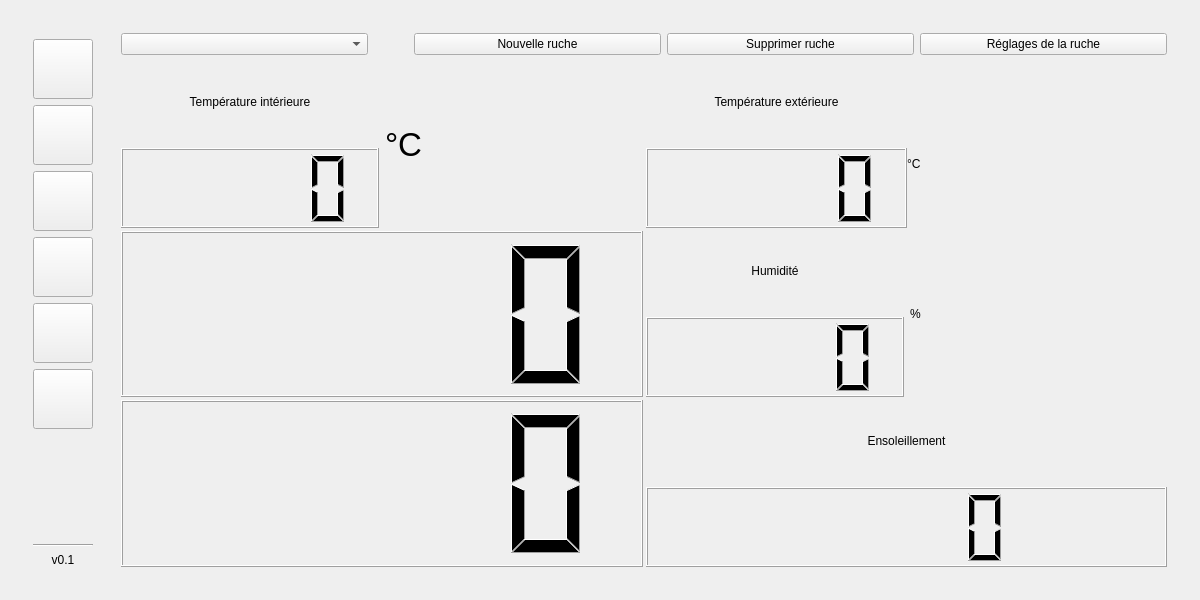
The window that trunk/beehoneyt-desktop/ihm.ui (zayfix/beehoneyt) describes before a commit, drawn with Qt 5.
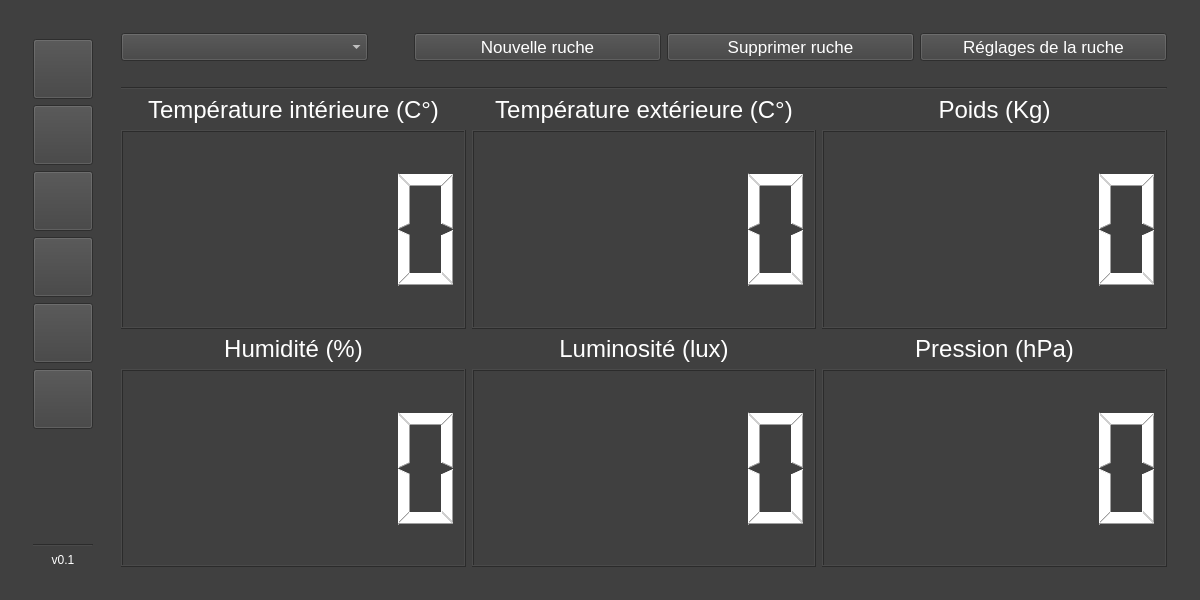
The same window after the commit. The open tabs and pages were chosen to show the change. Icons and pictures are not drawn. Custom widgets are drawn as their Qt base class.

Patch:
```diff
--- a/trunk/beehoneyt-desktop/ihm.ui
+++ b/trunk/beehoneyt-desktop/ihm.ui
@@ -16,6 +16,13 @@
   <property name="windowTitle">
    <string>Bee-honey't</string>
   </property>
+  <property name="windowIcon">
+   <iconset resource="ico.qrc">
+    <normaloff>:/ruches.png</normaloff>:/ruches.png</iconset>
+  </property>
+  <property name="styleSheet">
+   <string notr="true">background:#404040;color:white;</string>
+  </property>
   <widget class="QWidget" name="centralWidget">
    <layout class="QHBoxLayout" name="horizontalLayout_4">
     <item>
@@ -63,8 +70,8 @@
               </property>
               <property name="iconSize">
                <size>
-                <width>50</width>
-                <height>50</height>
+                <width>45</width>
+                <height>45</height>
                </size>
               </property>
              </widget>
@@ -216,6 +223,9 @@
             </item>
             <item>
              <widget class="QLabel" name="label_version">
+              <property name="styleSheet">
+               <string notr="true">color:white;</string>
+              </property>
               <property name="text">
                <string>v0.1</string>
               </property>
@@ -240,6 +250,9 @@
        </item>
        <item>
         <widget class="QStackedWidget" name="stackedWidget">
+         <property name="styleSheet">
+          <string notr="true"/>
+         </property>
          <property name="currentIndex">
           <number>5</number>
          </property>
@@ -247,8 +260,20 @@
           <layout class="QVBoxLayout" name="verticalLayout_3">
            <item>
             <layout class="QHBoxLayout" name="horizontalLayout_5">
+             <property name="bottomMargin">
+              <number>20</number>
+             </property>
              <item>
-              <widget class="QComboBox" name="comboBox_liste_ruches"/>
+              <widget class="QComboBox" name="comboBox_liste_ruches">
+               <property name="font">
+                <font>
+                 <pointsize>13</pointsize>
+                </font>
+               </property>
+               <property name="styleSheet">
+                <string notr="true">color:white;</string>
+               </property>
+              </widget>
              </item>
              <item>
               <spacer name="horizontalSpacer">
@@ -268,6 +293,14 @@
              </item>
              <item>
               <widget class="QPushButton" name="pushButton_nouvelle_ruche">
+               <property name="font">
+                <font>
+                 <pointsize>13</pointsize>
+                </font>
+               </property>
+               <property name="styleSheet">
+                <string notr="true">color:white;</string>
+               </property>
                <property name="text">
                 <string>Nouvelle ruche</string>
                </property>
@@ -275,6 +308,14 @@
              </item>
              <item>
               <widget class="QPushButton" name="pushButton_supprimer_ruche">
+               <property name="font">
+                <font>
+                 <pointsize>13</pointsize>
+                </font>
+               </property>
+               <property name="styleSheet">
+                <string notr="true">color:white;</string>
+               </property>
                <property name="text">
                 <string>Supprimer ruche</string>
                </property>
@@ -282,6 +323,14 @@
              </item>
              <item>
               <widget class="QPushButton" name="pushButton_reglage">
+               <property name="font">
+                <font>
+                 <pointsize>13</pointsize>
+                </font>
+               </property>
+               <property name="styleSheet">
+                <string notr="true">color:white;</string>
+               </property>
                <property name="text">
                 <string>Réglages de la ruche</string>
                </property>
@@ -289,168 +338,251 @@
              </item>
             </layout>
            </item>
+           <item>
+            <widget class="Line" name="line_2">
+             <property name="orientation">
+              <enum>Qt::Horizontal</enum>
+             </property>
+            </widget>
+           </item>
            <item>
             <layout class="QGridLayout" name="gridLayout_2">
-             <property name="spacing">
-              <number>3</number>
-             </property>
-             <item row="3" column="2">
-              <layout class="QVBoxLayout" name="verticalLayout_13">
-               <item>
-                <layout class="QVBoxLayout" name="verticalLayout_14">
-                 <item>
-                  <widget class="QLabel" name="label_15">
-                   <property name="text">
-                    <string>Ensoleillement</string>
-                   </property>
-                   <property name="alignment">
-                    <set>Qt::AlignCenter</set>
-                   </property>
-                  </widget>
-                 </item>
-                 <item>
-                  <widget class="QLCDNumber" name="lcdNumber_ensoleillement"/>
-                 </item>
-                </layout>
-               </item>
-              </layout>
-             </item>
-             <item row="0" column="2">
-              <layout class="QHBoxLayout" name="horizontalLayout_7">
-               <property name="spacing">
-                <number>0</number>
-               </property>
-               <item>
-                <layout class="QVBoxLayout" name="verticalLayout_8">
-                 <item>
-                  <widget class="QLabel" name="label_6">
-                   <property name="text">
-                    <string>Température extérieure</string>
-                   </property>
-                   <property name="alignment">
-                    <set>Qt::AlignCenter</set>
-                   </property>
-                  </widget>
-                 </item>
-                 <item>
-                  <widget class="QLCDNumber" name="lcdNumber_temperature_exterieure"/>
-                 </item>
-                </layout>
-               </item>
-               <item>
-                <layout class="QVBoxLayout" name="verticalLayout_16">
-                 <item>
-                  <spacer name="verticalSpacer_2">
-                   <property name="orientation">
-                    <enum>Qt::Vertical</enum>
-                   </property>
-                   <property name="sizeType">
-                    <enum>QSizePolicy::Minimum</enum>
-                   </property>
-                   <property name="sizeHint" stdset="0">
-                    <size>
-                     <width>20</width>
-                     <height>39</height>
-                    </size>
-                   </property>
-                  </spacer>
-                 </item>
-                 <item>
-                  <widget class="QLabel" name="label_5">
-                   <property name="text">
-                    <string>°C</string>
-                   </property>
-                  </widget>
-                 </item>
-                </layout>
-               </item>
-              </layout>
-             </item>
-             <item row="1" column="2">
-              <layout class="QHBoxLayout" name="horizontalLayout_21">
-               <item>
-                <layout class="QVBoxLayout" name="verticalLayout_12">
-                 <item>
-                  <widget class="QLabel" name="label_13">
-                   <property name="text">
-                    <string>Humidité</string>
-                   </property>
-                   <property name="alignment">
-                    <set>Qt::AlignCenter</set>
-                   </property>
-                  </widget>
-                 </item>
-                 <item>
-                  <widget class="QLCDNumber" name="lcdNumber_humidite"/>
-                 </item>
-                </layout>
-               </item>
-               <item>
-                <widget class="QLabel" name="label_14">
-                 <property name="text">
-                  <string>%</string>
-                 </property>
-                </widget>
-               </item>
-              </layout>
-             </item>
              <item row="0" column="0">
-              <layout class="QGridLayout" name="gridLayout_3">
-               <item row="0" column="0">
-                <layout class="QVBoxLayout" name="verticalLayout_7">
-                 <item>
-                  <widget class="QLabel" name="label_4">
-                   <property name="maximumSize">
-                    <size>
-                     <width>1677215</width>
-                     <height>16777215</height>
-                    </size>
-                   </property>
-                   <property name="text">
-                    <string>Température intérieure</string>
-                   </property>
-                   <property name="alignment">
-                    <set>Qt::AlignCenter</set>
-                   </property>
-                  </widget>
-                 </item>
-                 <item>
-                  <widget class="QLCDNumber" name="lcdNumber_temperature_interieure"/>
-                 </item>
-                </layout>
+              <layout class="QVBoxLayout" name="verticalLayout_7">
+               <item>
+                <widget class="QLabel" name="label_2">
+                 <property name="maximumSize">
+                  <size>
+                   <width>16777215</width>
+                   <height>28</height>
+                  </size>
+                 </property>
+                 <property name="font">
+                  <font>
+                   <pointsize>18</pointsize>
+                  </font>
+                 </property>
+                 <property name="styleSheet">
+                  <string notr="true">color:white;</string>
+                 </property>
+                 <property name="text">
+                  <string>Température intérieure (C°)</string>
+                 </property>
+                 <property name="alignment">
+                  <set>Qt::AlignCenter</set>
+                 </property>
+                </widget>
                </item>
-               <item row="0" column="1">
-                <layout class="QVBoxLayout" name="verticalLayout_15">
-                 <item>
-                  <widget class="QLabel" name="label_2">
-                   <property name="font">
-                    <font>
-                     <pointsize>25</pointsize>
-                    </font>
-                   </property>
-                   <property name="layoutDirection">
-                    <enum>Qt::LeftToRight</enum>
-                   </property>
-                   <property name="frameShadow">
-                    <enum>QFrame::Plain</enum>
-                   </property>
-                   <property name="text">
-                    <string>°C</string>
-                   </property>
-                   <property name="alignment">
-                    <set>Qt::AlignLeading|Qt::AlignLeft|Qt::AlignVCenter</set>
-                   </property>
-                  </widget>
-                 </item>
-                </layout>
+               <item>
+                <widget class="QLCDNumber" name="lcdNumber_temperature_interieure">
+                 <property name="styleSheet">
+                  <string notr="true">color:white;</string>
+                 </property>
+                 <property name="digitCount">
+                  <number>5</number>
+                 </property>
+                </widget>
+               </item>
+              </layout>
+             </item>
+             <item row="0" column="1">
+              <layout class="QVBoxLayout" name="verticalLayout_8">
+               <item>
+                <widget class="QLabel" name="label_4">
+                 <property name="maximumSize">
+                  <size>
+                   <width>16777215</width>
+                   <height>28</height>
+                  </size>
+                 </property>
+                 <property name="font">
+                  <font>
+                   <pointsize>18</pointsize>
+                  </font>
+                 </property>
+                 <property name="styleSheet">
+                  <string notr="true">color:white;</string>
+                 </property>
+                 <property name="text">
+                  <string>Température extérieure (C°)</string>
+                 </property>
+                 <property name="alignment">
+                  <set>Qt::AlignCenter</set>
+                 </property>
+                </widget>
+               </item>
+               <item>
+                <widget class="QLCDNumber" name="lcdNumber_temperature_exterieure">
+                 <property name="styleSheet">
+                  <string notr="true">color:white;</string>
+                 </property>
+                 <property name="digitCount">
+                  <number>5</number>
+                 </property>
+                </widget>
+               </item>
+              </layout>
+             </item>
+             <item row="0" column="2">
+              <layout class="QVBoxLayout" name="verticalLayout_10">
+               <item>
+                <widget class="QLabel" name="label_5">
+                 <property name="maximumSize">
+                  <size>
+                   <width>16777215</width>
+                   <height>28</height>
+                  </size>
+                 </property>
+                 <property name="font">
+                  <font>
+                   <pointsize>18</pointsize>
+                  </font>
+                 </property>
+                 <property name="styleSheet">
+                  <string notr="true">color:white;</string>
+                 </property>
+                 <property name="text">
+                  <string>Poids (Kg)</string>
+                 </property>
+                 <property name="alignment">
+                  <set>Qt::AlignCenter</set>
+                 </property>
+                </widget>
+               </item>
+               <item>
+                <widget class="QLCDNumber" name="lcdNumber_poids">
+                 <property name="styleSheet">
+                  <string notr="true">color:white;</string>
+                 </property>
+                 <property name="smallDecimalPoint">
+                  <bool>false</bool>
+                 </property>
+                 <property name="digitCount">
+                  <number>5</number>
+                 </property>
+                 <property name="value" stdset="0">
+                  <double>0.000000000000000</double>
+                 </property>
+                 <property name="intValue" stdset="0">
+                  <number>0</number>
+                 </property>
+                </widget>
                </item>
               </layout>
              </item>
              <item row="1" column="0">
-              <widget class="QLCDNumber" name="lcdNumber_poids"/>
+              <layout class="QVBoxLayout" name="verticalLayout_12">
+               <item>
+                <widget class="QLabel" name="label_6">
+                 <property name="maximumSize">
+                  <size>
+                   <width>16777215</width>
+                   <height>28</height>
+                  </size>
+                 </property>
+                 <property name="font">
+                  <font>
+                   <pointsize>18</pointsize>
+                  </font>
+                 </property>
+                 <property name="styleSheet">
+                  <string notr="true">color:white;</string>
+                 </property>
+                 <property name="text">
+                  <string>Humidité (%)</string>
+                 </property>
+                 <property name="alignment">
+                  <set>Qt::AlignCenter</set>
+                 </property>
+                </widget>
+               </item>
+               <item>
+                <widget class="QLCDNumber" name="lcdNumber_humidite">
+                 <property name="styleSheet">
+                  <string notr="true">color:white;</string>
+                 </property>
+                 <property name="digitCount">
+                  <number>5</number>
+                 </property>
+                </widget>
+               </item>
+              </layout>
              </item>
-             <item row="3" column="0">
-              <widget class="QLCDNumber" name="lcdNumber_pression"/>
+             <item row="1" column="1">
+              <layout class="QVBoxLayout" name="verticalLayout_13">
+               <item>
+                <widget class="QLabel" name="label_12">
+                 <property name="maximumSize">
+                  <size>
+                   <width>16777215</width>
+                   <height>28</height>
+                  </size>
+                 </property>
+                 <property name="font">
+                  <font>
+                   <pointsize>18</pointsize>
+                  </font>
+                 </property>
+                 <property name="styleSheet">
+                  <string notr="true">color:white;</string>
+                 </property>
+                 <property name="text">
+                  <string>Luminosité (lux)</string>
+                 </property>
+                 <property name="alignment">
+                  <set>Qt::AlignCenter</set>
+                 </property>
+                </widget>
+               </item>
+               <item>
+                <widget class="QLCDNumber" name="lcdNumber_ensoleillement">
+                 <property name="styleSheet">
+                  <string notr="true">color:white;</string>
+                 </property>
+                 <property name="digitCount">
+                  <number>5</number>
+                 </property>
+                </widget>
+               </item>
+              </layout>
+             </item>
+             <item row="1" column="2">
+              <layout class="QVBoxLayout" name="verticalLayout_14">
+               <item>
+                <widget class="QLabel" name="label_13">
+                 <property name="maximumSize">
+                  <size>
+                   <width>16777215</width>
+                   <height>28</height>
+                  </size>
+                 </property>
+                 <property name="font">
+                  <font>
+                   <pointsize>18</pointsize>
+                  </font>
+                 </property>
+                 <property name="styleSheet">
+                  <string notr="true">color:white;</string>
+                 </property>
+                 <property name="text">
+                  <string>Pression (hPa)</string>
+                 </property>
+                 <property name="alignment">
+                  <set>Qt::AlignCenter</set>
+                 </property>
+                </widget>
+               </item>
+               <item>
+                <widget class="QLCDNumber" name="lcdNumber_pression">
+                 <property name="styleSheet">
+                  <string notr="true">color:white;</string>
+                 </property>
+                 <property name="digitCount">
+                  <number>5</number>
+                 </property>
+                </widget>
+               </item>
+              </layout>
              </item>
             </layout>
            </item>
```
Left out of the diff: 16 changed lines with no effect on the pictures.
